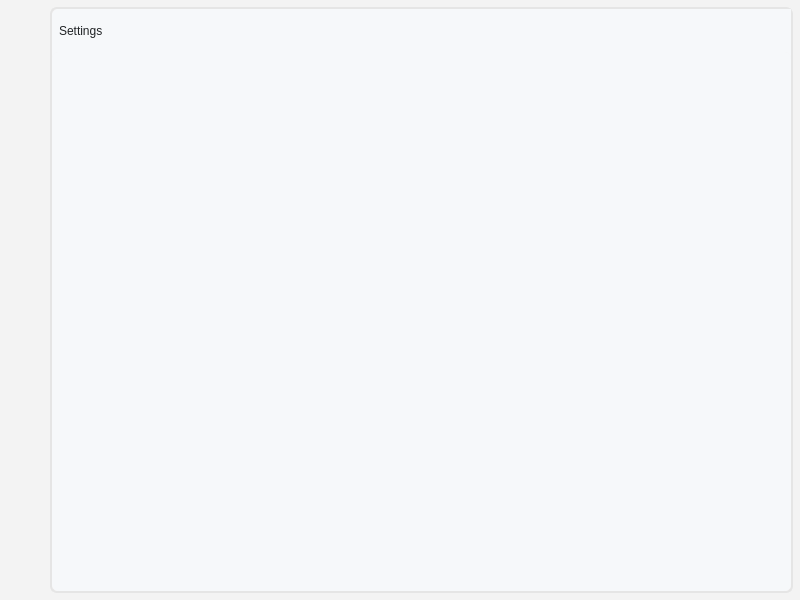
prathambahekar/better-gui, file files/more/main.ui: the form before one commit.
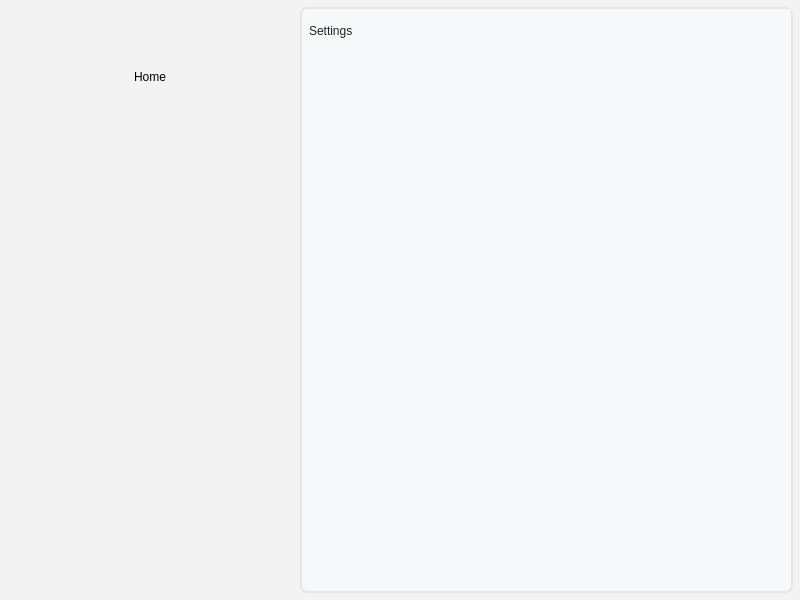
The form after the commit. Icons and pictures are not drawn.

The edit to the form file:
```diff
--- a/files/more/main.ui
+++ b/files/more/main.ui
@@ -152,6 +152,12 @@
     </property>
     <item>
      <widget class="QFrame" name="leftMenu">
+      <property name="minimumSize">
+       <size>
+        <width>300</width>
+        <height>0</height>
+       </size>
+      </property>
       <property name="maximumSize">
        <size>
         <width>50</width>
@@ -223,7 +229,7 @@
           <string notr="true"/>
          </property>
          <property name="text">
-          <string/>
+          <string>Home</string>
          </property>
         </widget>
        </item>
```
Left out of the diff: 3 changed lines with no effect on the pictures.
